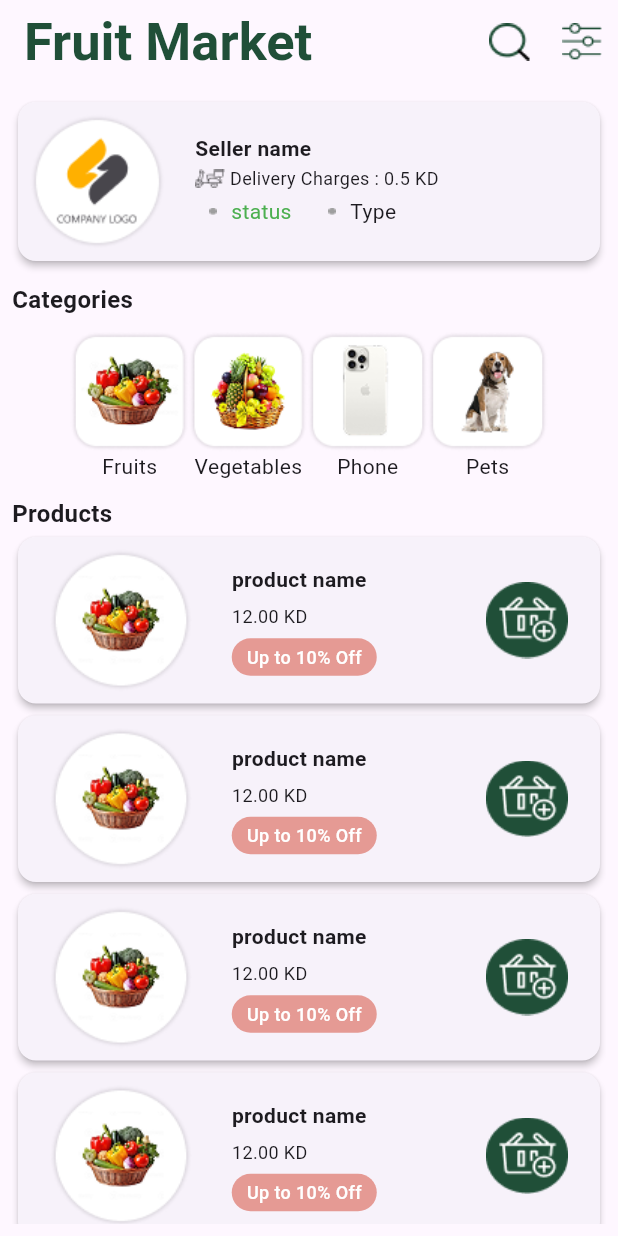
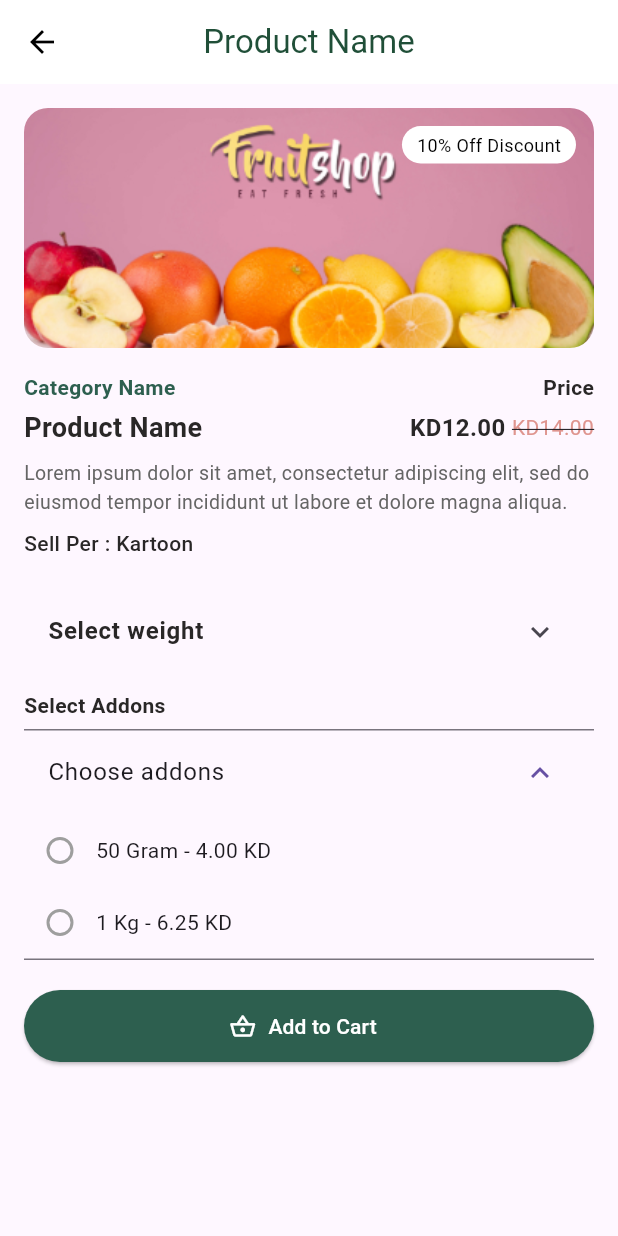
Before and after one commit to khedr0/FruitMarketApp, a Flutter app: the SellerScrean screen opened by its route, after a tap on "product name", on a phone screen of 412 x 824 dp. Run offline on Flutter 3.47's test engine with Material 3 defaults, Android fonts, the phone set to English and light mode, and no system bars; our stand-ins replace font_awesome_flutter.

Commit message:
Product Screen

```diff
--- a/lib/constants/strings.dart
+++ b/lib/constants/strings.dart
@@ -47,6 +47,11 @@ class AppStrings {
   static const String vegetables = "Vegetables";
   static const String fruits = "Fruits";
   static const String products = "Products";
+  static const String productName = "Product Name";
+  static const String price = "Price";
+  static const String selectWight = "Select weight";
+  static const String selectAddons = "Select Addons";
+  static const String categoryName = "Category Name";
   // Filters / UI
   static const String close = 'Close';
   static const String applyFilter = 'Apply Filter';
--- a/lib/main.dart
+++ b/lib/main.dart
@@ -4,6 +4,7 @@ import 'package:fruit_market/screans/authentication_screans/loginScrean.dart';
 import 'package:fruit_market/screans/authentication_screans/signUpScrean.dart';
 import 'package:fruit_market/screans/authentication_screans/singingScrean.dart';
 import 'package:fruit_market/screans/onBoarding.dart';
+import 'package:fruit_market/screans/productScreen.dart';
 import 'package:fruit_market/screans/sellerScrean.dart';
 import 'package:fruit_market/screans/splashScrean.dart';
 
@@ -26,7 +27,8 @@ class FruitMarketApp extends StatelessWidget {
         'SignUpScreen': (context) => const SignUpScreen(),
         "loginScrean": (context) => const LoginScreen(),
         "phoneVerificationScreen": (context) => const PhoneVerificationScreen(),
-        "sellerScrean": (context) => const SellerScrean()
+        "sellerScrean": (context) => const SellerScrean(),
+        "productScreen": (context) => const ProductScreen(),
       },
     );
   }
--- /dev/null
+++ b/lib/screans/productScreen.dart
@@ -0,0 +1,226 @@
+import 'package:flutter/material.dart';
+import 'package:fruit_market/constants/strings.dart';
+
+import '../constants/colors.dart';
+import '../widgets/checkBox.dart';
+
+class ProductScreen extends StatelessWidget {
+  static String id = "productScreen";
+
+  const ProductScreen({super.key});
+
+  @override
+  Widget build(BuildContext context) {
+    return Scaffold(
+      appBar: AppBar(
+        backgroundColor: AppColors.white,
+        elevation: 0,
+        iconTheme: const IconThemeData(color: AppColors.black),
+        title: const Text(
+          AppStrings.productName,
+          style: TextStyle(color: AppColors.primaryDark),
+        ),
+        centerTitle: true,
+      ),
+      body: SingleChildScrollView(
+        padding: const EdgeInsets.all(16),
+        child: Column(
+          crossAxisAlignment: CrossAxisAlignment.start,
+          children: [
+            // ---------- Product Image + Discount Badge ----------
+            Stack(
+              children: [
+                ClipRRect(
+                  borderRadius: BorderRadius.circular(16),
+                  child: Image.asset(
+                    "assets/image 10.png",
+                    fit: BoxFit.cover,
+                    width: double.infinity,
+                    height: 160,
+                  ),
+                ),
+                Positioned(
+                  top: 12,
+                  right: 12,
+                  child: Container(
+                    padding:
+                        const EdgeInsets.symmetric(horizontal: 10, vertical: 4),
+                    decoration: BoxDecoration(
+                      color: AppColors.white,
+                      borderRadius: BorderRadius.circular(20),
+                    ),
+                    child: const Text(
+                      "10% Off Discount",
+                      style: TextStyle(color: AppColors.black, fontSize: 12),
+                    ),
+                  ),
+                ),
+              ],
+            ),
+
+            const SizedBox(height: 16),
+            Row(
+              mainAxisAlignment: MainAxisAlignment.spaceBetween,
+              children: const [
+                Text(
+                  AppStrings.categoryName,
+                  style: TextStyle(
+                    fontWeight: FontWeight.w600,
+                    color: AppColors.primary,
+                  ),
+                ),
+                Text(
+                  AppStrings.price,
+                  style: TextStyle(
+                    fontWeight: FontWeight.w600,
+                    color: AppColors.textPrimary,
+                  ),
+                ),
+              ],
+            ),
+
+            const SizedBox(height: 4),
+
+            // ---------- Product name + price ----------
+            Row(
+              mainAxisAlignment: MainAxisAlignment.spaceBetween,
+              children: const [
+                Text(
+                  AppStrings.productName,
+                  style: TextStyle(
+                    fontSize: 18,
+                    fontWeight: FontWeight.bold,
+                    color: AppColors.textPrimary,
+                  ),
+                ),
+                Row(
+                  children: [
+                    Text(
+                      "KD12.00 ",
+                      style: TextStyle(
+                        fontSize: 16,
+                        fontWeight: FontWeight.bold,
+                        color: AppColors.textPrimary,
+                      ),
+                    ),
+                    Text(
+                      "KD14.00",
+                      style: TextStyle(
+                        fontSize: 14,
+                        color: AppColors.primaryLight,
+                        decoration: TextDecoration.lineThrough,
+                      ),
+                    ),
+                  ],
+                ),
+              ],
+            ),
+
+            const SizedBox(height: 8),
+
+            const Text(
+              "Lorem ipsum dolor sit amet, consectetur adipiscing elit, sed do eiusmod tempor incididunt ut labore et dolore magna aliqua.",
+              style: TextStyle(color: AppColors.textSecondary, fontSize: 13),
+            ),
+
+            const SizedBox(height: 8),
+
+            const Text(
+              "Sell Per : Kartoon",
+              style: TextStyle(
+                fontWeight: FontWeight.w500,
+                color: AppColors.textPrimary,
+              ),
+            ),
+            const SizedBox(height: 20),
+            // ---------- Select weight ----------
+            const ExpansionTile(
+              // shape: Border(
+              //   bottom: BorderSide(color: Colors.transparent, width: 0),
+              // ),
+              title: Text(
+                AppStrings.selectWight,
+                style: TextStyle(
+                  fontWeight: FontWeight.bold,
+                  color: AppColors.textPrimary,
+                ),
+              ),
+
+              initiallyExpanded: false,
+              children: [
+                Row(
+                  children: [
+                    CircularCheckboxExample(),
+                    Text("50 Gram - 4.00 KD")
+                  ],
+                ),
+                Row(
+                  children: [
+                    CircularCheckboxExample(),
+                    Text("1 Kg - 6.25 KD"),
+                  ],
+                ),
+                Row(
+                  children: [
+                    CircularCheckboxExample(),
+                    Text("2 Kg - 12.00 KD")
+                  ],
+                ),
+              ],
+            ),
+
+            const SizedBox(height: 10),
+
+            // ---------- Select Addons ----------
+            const Text(
+              AppStrings.selectAddons,
+              style: TextStyle(
+                fontWeight: FontWeight.bold,
+                color: AppColors.textPrimary,
+              ),
+            ),
+            const SizedBox(height: 6),
+            const ExpansionTile(
+              title: Text("Choose addons"),
+              initiallyExpanded: true,
+              children: [
+                Row(
+                  children: [
+                    CircularCheckboxExample(),
+                    Text("50 Gram - 4.00 KD")
+                  ],
+                ),
+                Row(
+                  children: [
+                    CircularCheckboxExample(),
+                    Text("1 Kg - 6.25 KD"),
+                  ],
+                ),
+              ],
+            ),
+            const SizedBox(height: 20),
+            SizedBox(
+              width: double.infinity,
+              height: 48,
+              child: ElevatedButton.icon(
+                onPressed: () {},
+                icon: const Icon(Icons.shopping_basket_outlined,
+                    color: AppColors.white),
+                label: const Text(
+                  "Add to Cart",
+                  style: TextStyle(color: AppColors.white),
+                ),
+                style: ElevatedButton.styleFrom(
+                  backgroundColor: AppColors.primary,
+                  shape: RoundedRectangleBorder(
+                    borderRadius: BorderRadius.circular(24),
+                  ),
+                ),
+              ),
+            ),
+          ],
+        ),
+      ),
+    );
+  }
+}
--- a/lib/widgets/productWidget.dart
+++ b/lib/widgets/productWidget.dart
@@ -7,7 +7,7 @@ class ProductWidget extends StatelessWidget {
   Widget build(BuildContext context) {
     return GestureDetector(
       onTap: () {
-        Navigator.pushNamed(context, 'sellerScrean');
+        Navigator.pushNamed(context, 'productScreen');
       },
       child: Card(
         elevation: 2,
```
Also changed, not shown: assets/image 10.png (added).
